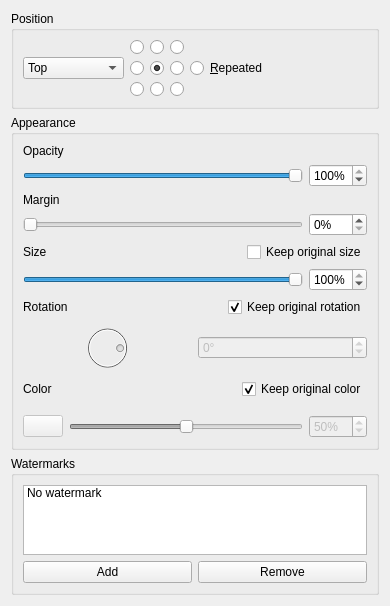
Old version of the form ui/watermarkform.ui in the repository hgruniaux/Watermark.
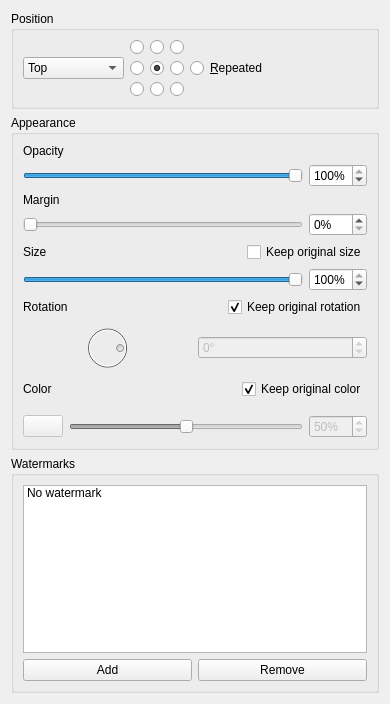
New version of the form. Icons and pictures are not drawn.

```diff
--- a/ui/watermarkform.ui
+++ b/ui/watermarkform.ui
@@ -7,7 +7,7 @@
     <x>0</x>
     <y>0</y>
     <width>390</width>
-    <height>591</height>
+    <height>704</height>
    </rect>
   </property>
   <property name="windowTitle">
```
Left out of the diff: 9 changed lines with no effect on the pictures.
